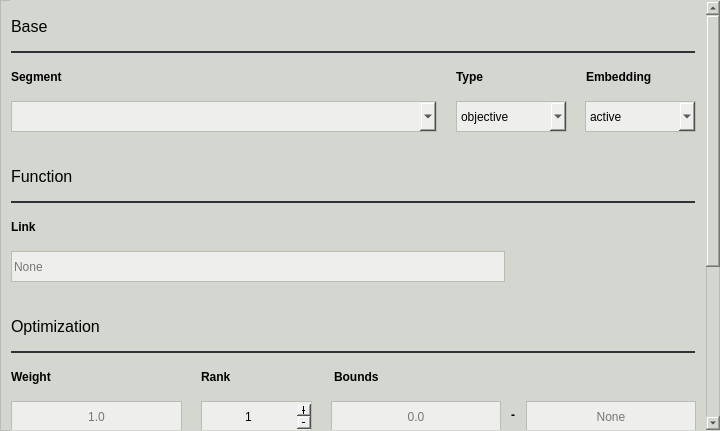
Old version of the form pyanno4rt/gui/designs/components/dose_uniformity_window.ui in the repository pyanno4rt/pyanno4rt.
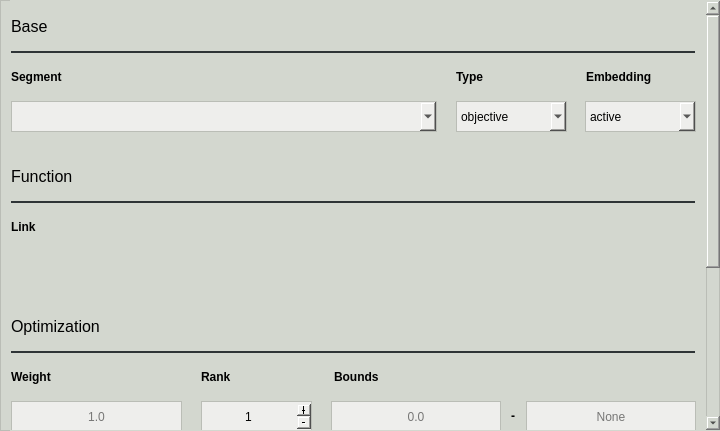
New version of the form.

Patch:
```diff
--- a/pyanno4rt/gui/designs/components/dose_uniformity_window.ui
+++ b/pyanno4rt/gui/designs/components/dose_uniformity_window.ui
@@ -51,16 +51,13 @@
     <property name="styleSheet">
      <string notr="true">border-color: transparent;</string>
     </property>
-    <property name="widgetResizable">
-     <bool>false</bool>
-    </property>
     <widget class="QWidget" name="scroll_contents">
      <property name="geometry">
       <rect>
        <x>0</x>
        <y>0</y>
        <width>690</width>
-       <height>681</height>
+       <height>679</height>
       </rect>
      </property>
      <widget class="QComboBox" name="embedding_cbox">
@@ -100,7 +97,7 @@
        <rect>
         <x>0</x>
         <y>60</y>
-        <width>431</width>
+        <width>421</width>
         <height>31</height>
        </rect>
       </property>
@@ -324,31 +321,12 @@
        <string>Identifier</string>
       </property>
      </widget>
-     <widget class="QLineEdit" name="link_ledit">
-      <property name="geometry">
-       <rect>
-        <x>0</x>
-        <y>250</y>
-        <width>494</width>
-        <height>31</height>
-       </rect>
-      </property>
-      <property name="styleSheet">
-       <string notr="true">color: rgb(0, 0, 0);
-background-color: rgb(238, 238, 236);
-border: 1px solid;
-border-color: rgb(186, 189, 182);</string>
-      </property>
-      <property name="placeholderText">
-       <string>None</string>
-      </property>
-     </widget>
      <widget class="QLabel" name="link_label">
       <property name="geometry">
        <rect>
         <x>0</x>
         <y>210</y>
-        <width>494</width>
+        <width>431</width>
         <height>31</height>
        </rect>
       </property>
@@ -490,7 +468,7 @@
       <property name="geometry">
        <rect>
         <x>494</x>
-        <y>405</y>
+        <y>406</y>
         <width>16</width>
         <height>17</height>
        </rect>
@@ -687,9 +665,17 @@
 border: 1px solid;
 border-color: rgb(186, 189, 182);</string>
       </property>
-      <property name="currentIndex">
-       <number>-1</number>
+     </widget>
+     <widget class="QWidget" name="horizontalLayoutWidget">
+      <property name="geometry">
+       <rect>
+        <x>0</x>
+        <y>250</y>
+        <width>431</width>
+        <height>31</height>
+       </rect>
       </property>
+      <layout class="QHBoxLayout" name="segment_link_layout"/>
      </widget>
     </widget>
    </widget>
```
Left out of the diff: 4 changed lines with no effect on the pictures.
